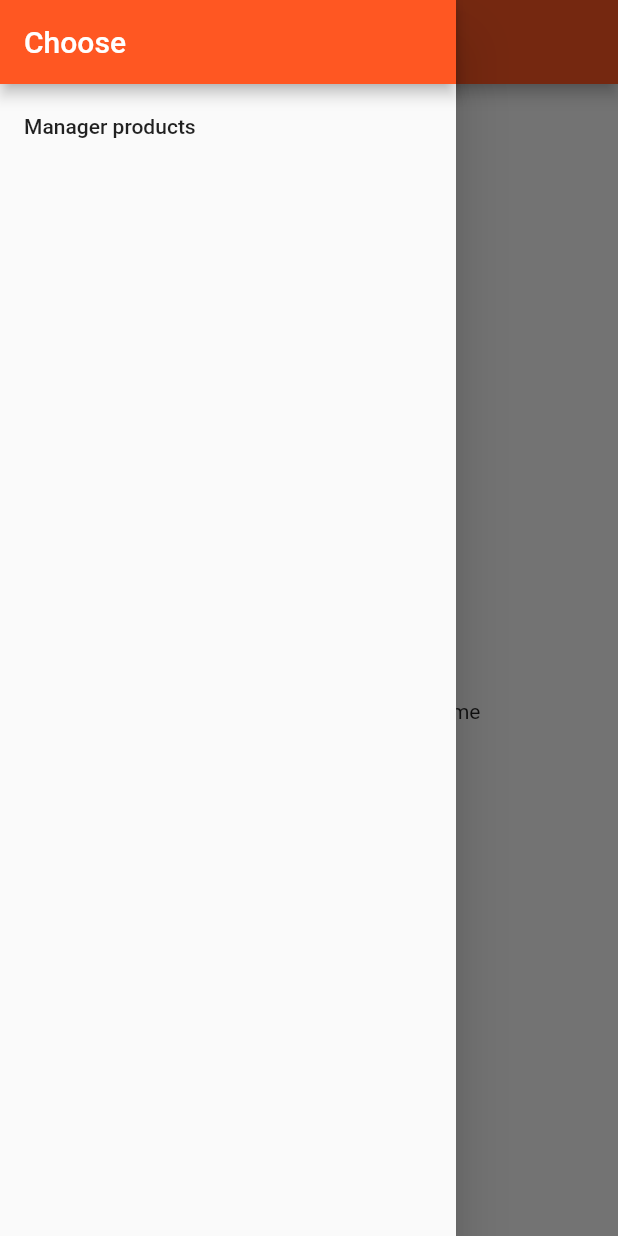
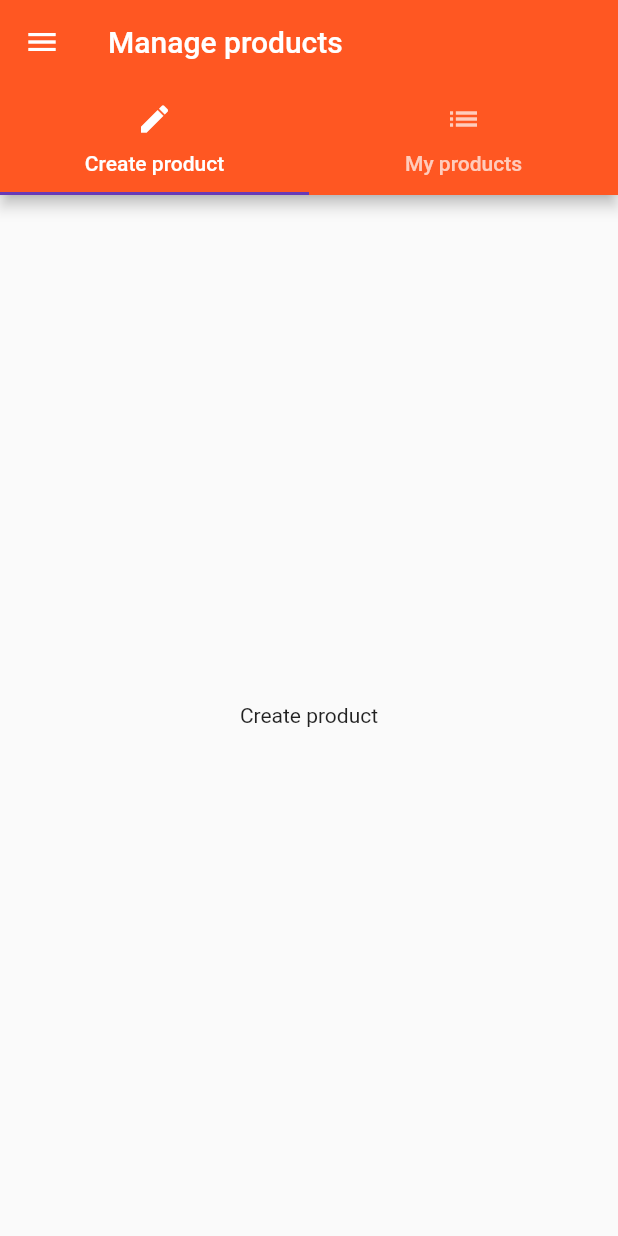
Before and after one commit to Davarg/flutter_course, a Flutter app: the ProductsPage screen opened directly, in the side drawer, after a tap on "Manager products", on a phone screen of 412 x 824 dp. Run offline on Flutter 3.47's test engine with Material 2 defaults, Android fonts, the phone set to English and light mode, and no system bars.

Commit message:
features(TabBar): implementing simple tabbar

```diff
--- /dev/null
+++ b/lib/pages/product_create.dart
@@ -0,0 +1,10 @@
+import 'package:flutter/material.dart';
+
+class ProductCreatePage extends StatelessWidget {
+  @override
+  Widget build(BuildContext context) {
+    return Center(
+      child: Text('Create product'),
+    );
+  }
+}
--- /dev/null
+++ b/lib/pages/product_list.dart
@@ -0,0 +1,10 @@
+import 'package:flutter/material.dart';
+
+class ProductListPage extends StatelessWidget {
+  @override
+  Widget build(BuildContext context) {
+    return Center(
+      child: Text('All products'),
+    );
+  }
+}
--- a/lib/pages/products.dart
+++ b/lib/pages/products.dart
@@ -1,6 +1,7 @@
 import 'package:flutter/material.dart';
 
 import '../product_manager.dart';
+import './products_admin.dart';
 
 class ProductsPage extends StatelessWidget {
   @override
@@ -15,7 +16,14 @@ class ProductsPage extends StatelessWidget {
             ),
             ListTile(
               title: Text('Manager products'),
-              onTap: () {},
+              onTap: () {
+                Navigator.pushReplacement(
+                  context,
+                  MaterialPageRoute(
+                    builder: (BuildContext context) => ProductsAdminPage(),
+                  ),
+                );
+              },
             ),
           ],
         ),
--- /dev/null
+++ b/lib/pages/products_admin.dart
@@ -0,0 +1,58 @@
+import 'package:flutter/material.dart';
+
+import './products.dart';
+import './product_list.dart';
+import './product_create.dart';
+
+class ProductsAdminPage extends StatelessWidget {
+  @override
+  Widget build(BuildContext context) {
+    return DefaultTabController(
+      length: 2,
+      child: Scaffold(
+        drawer: Drawer(
+          child: Column(
+            children: <Widget>[
+              AppBar(
+                automaticallyImplyLeading: false,
+                title: Text('Choose'),
+              ),
+              ListTile(
+                title: Text('All products'),
+                onTap: () {
+                  Navigator.pushReplacement(
+                    context,
+                    MaterialPageRoute(
+                      builder: (BuildContext context) => ProductsPage(),
+                    ),
+                  );
+                },
+              ),
+            ],
+          ),
+        ),
+        appBar: AppBar(
+          title: Text('Manage products'),
+          bottom: TabBar(
+            tabs: <Widget>[
+              Tab(
+                icon: Icon(Icons.create),
+                text: 'Create product',
+              ),
+              Tab(
+                icon: Icon(Icons.list),
+                text: 'My products',
+              ),
+            ],
+          ),
+        ),
+        body: TabBarView(
+          children: <Widget>[
+            ProductCreatePage(),
+            ProductListPage(),
+          ],
+        ),
+      ),
+    );
+  }
+}
```
